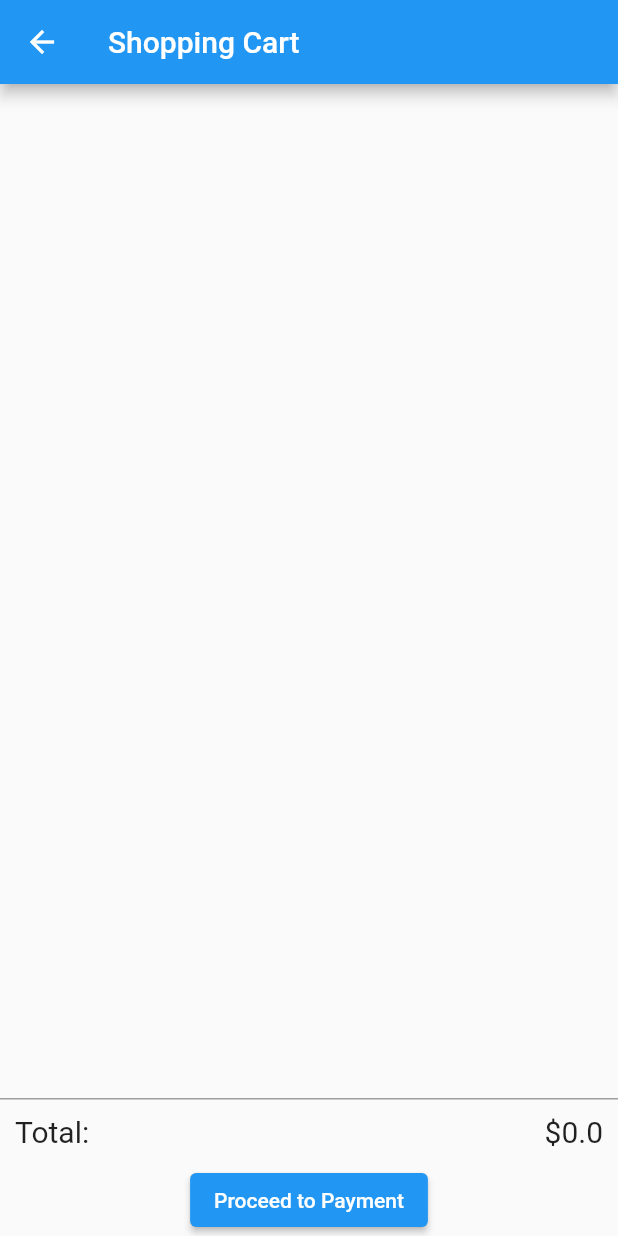
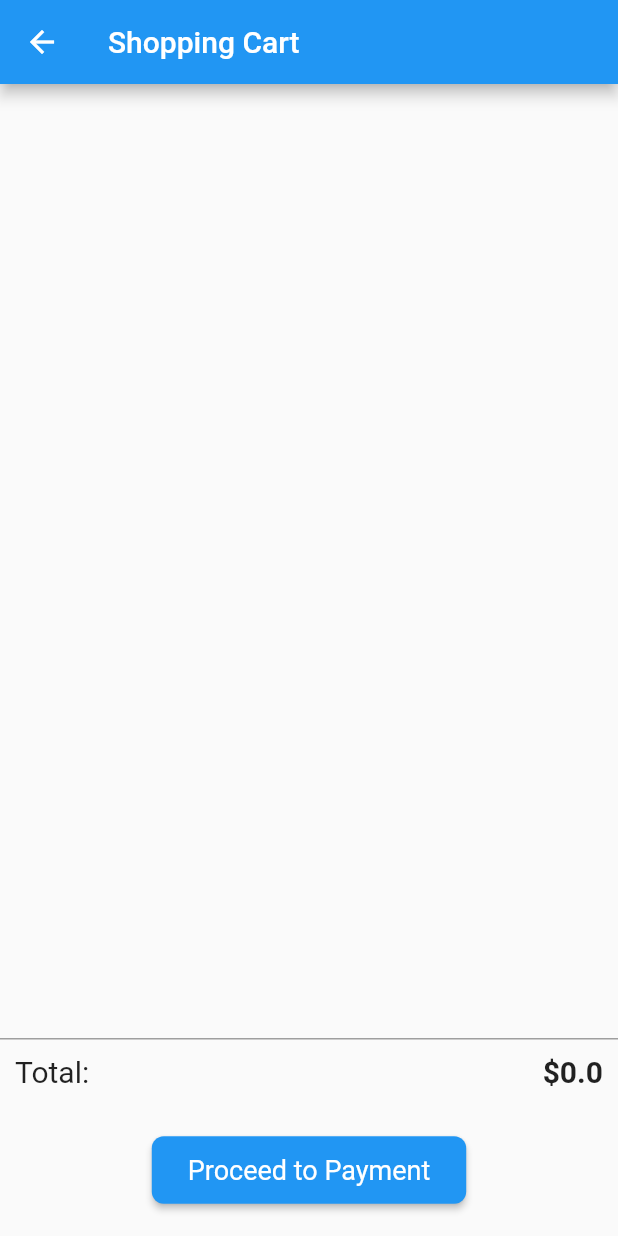
Before and after one commit to YoussefChati/Flutter_clothes_sales_app, a Flutter app: the ShoppingCart screen opened directly, on a phone screen of 412 x 824 dp. Run offline on Flutter 3.47's test engine with Material 2 defaults, Android fonts, the phone set to English and light mode, and no system bars; our stand-ins replace carousel_slider, cloud_firestore, firebase_auth, firebase_core, get; accounts and stored records are empty.

Commit message:
this is my flutter project

```diff
--- a/lib/screens/cart/cart_screen.dart
+++ b/lib/screens/cart/cart_screen.dart
@@ -4,8 +4,8 @@ import 'package:flutter_application_1/screens/cart/payment_page.dart';
 import 'package:get/get.dart';
 import 'package:flutter_application_1/models/clothes.dart';
 import 'package:flutter_application_1/screens/cart/cart_controller.dart';
+
 // Import the PaymentPage
-
 class ShoppingCart extends StatelessWidget {
   final CartController cartController = Get.put(CartController());
 
@@ -43,7 +43,13 @@ class ShoppingCart extends StatelessWidget {
                     child: ListTile(
                       title: Text(item.title),
                       subtitle: Text(item.subtitle),
-                      trailing: Text(item.price),
+                      trailing: Text(
+                        item.price,
+                        style: TextStyle(
+                          fontWeight: FontWeight.bold,
+                          fontSize: 18,
+                        ),
+                      ),
                     ),
                   );
                 },
@@ -66,11 +72,15 @@ class ShoppingCart extends StatelessWidget {
                 ),
                 Text(
                   '\$${cartController.total}',
-                  style: TextStyle(fontSize: 20),
+                  style: TextStyle(
+                    fontSize: 20,
+                    fontWeight: FontWeight.bold,
+                  ),
                 ),
               ],
             ),
           ),
+          SizedBox(height: 20),
           ElevatedButton(
             onPressed: () {
               Navigator.push(
@@ -78,8 +88,18 @@ class ShoppingCart extends StatelessWidget {
                 MaterialPageRoute(builder: (context) => PaymentPage()),
               );
             },
+            style: ElevatedButton.styleFrom(
+              padding: EdgeInsets.symmetric(horizontal: 24, vertical: 12),
+              textStyle: TextStyle(fontSize: 18),
+              primary: Colors.blue,
+              onPrimary: Colors.white,
+              shape: RoundedRectangleBorder(
+                borderRadius: BorderRadius.circular(8),
+              ),
+            ),
             child: Text('Proceed to Payment'),
           ),
+          SizedBox(height: 20),
         ],
       ),
     );
```
